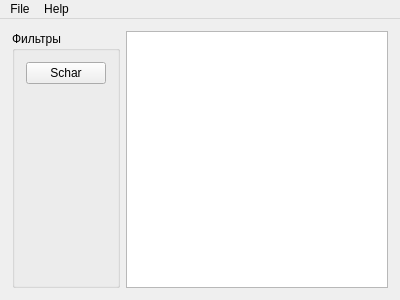
This is qt-creator/lab04/mainwindow.ui in DaZzz/croos-platform-apps as Qt 5 draws it before an edit. The edited form follows.
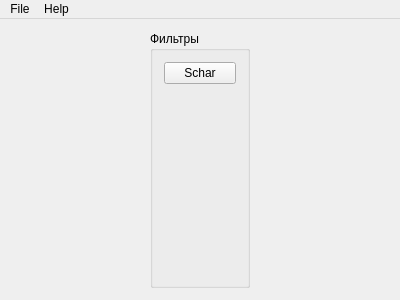
This is the edited form.

Commit message: Рисование белого окна lab04.

Patch:
```diff
--- a/qt-creator/lab04/mainwindow.ui
+++ b/qt-creator/lab04/mainwindow.ui
@@ -14,7 +14,7 @@
    <string/>
   </property>
   <widget class="QWidget" name="centralWidget">
-   <layout class="QHBoxLayout" name="horizontalLayout">
+   <layout class="QHBoxLayout" name="horizontalLayout_2">
     <property name="leftMargin">
      <number>12</number>
     </property>
@@ -29,10 +29,16 @@
     </property>
     <item>
      <widget class="QGroupBox" name="groupBox">
+      <property name="maximumSize">
+       <size>
+        <width>100</width>
+        <height>16777215</height>
+       </size>
+      </property>
       <property name="title">
        <string>Фильтры</string>
       </property>
-      <layout class="QHBoxLayout" name="horizontalLayout_2">
+      <layout class="QHBoxLayout" name="horizontalLayout">
        <item alignment="Qt::AlignTop">
         <widget class="QPushButton" name="pushButton">
          <property name="text">
@@ -43,9 +49,6 @@
       </layout>
      </widget>
     </item>
-    <item>
-     <widget class="QGraphicsView" name="graphicsView"/>
-    </item>
    </layout>
   </widget>
   <widget class="QMenuBar" name="menuBar">
```
The commit also changes 6 other files.
